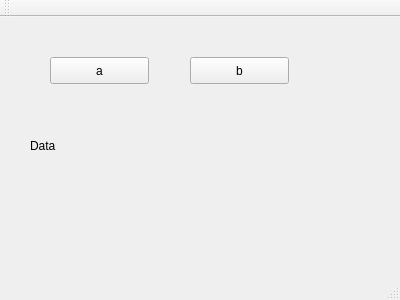
Before: the Qt Designer form RDSystemPC/SensorsGUI/windowusart.ui in martro/RoboDriftSensors, drawn with Qt 5.
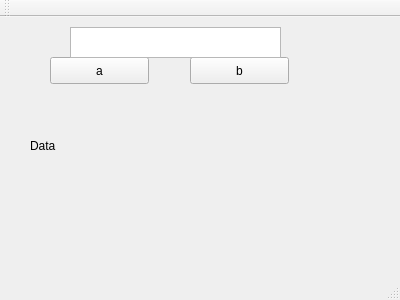
After: the same form once the commit is applied.

```diff
--- a/RDSystemPC/SensorsGUI/windowusart.ui
+++ b/RDSystemPC/SensorsGUI/windowusart.ui
@@ -100,6 +100,16 @@
      <string>Data</string>
     </property>
    </widget>
+   <widget class="QTextBrowser" name="textBrowser">
+    <property name="geometry">
+     <rect>
+      <x>70</x>
+      <y>10</y>
+      <width>211</width>
+      <height>31</height>
+     </rect>
+    </property>
+   </widget>
   </widget>
   <widget class="QMenuBar" name="menuBar">
    <property name="geometry">
```
